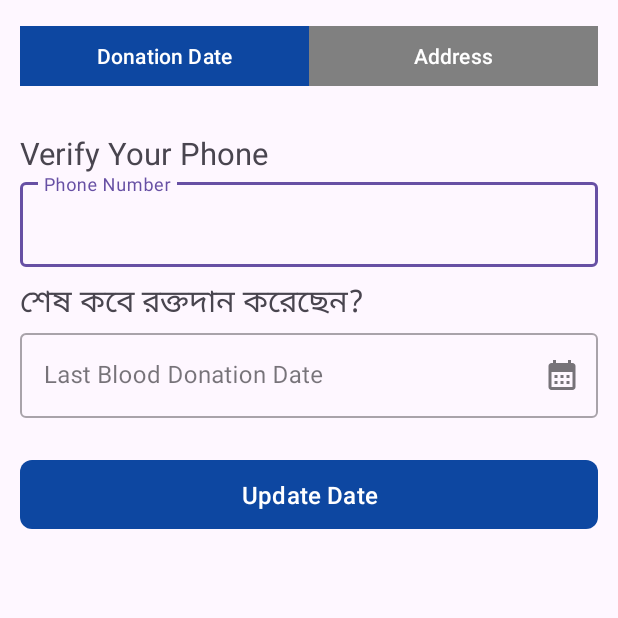
After one commit to SHTSoftware/RaktoDaan-Blood-Donation, an Android app: the UpdateActivity screen opened directly, with no data from a screen before it, on a phone screen of 412 x 824 dp, the top half of it. The commit adds this screen. Run offline under Robolectric (Android 15) with nearby library versions, the phone set to English and light mode, and no system bars; our stand-ins replace sdp/ssp sizes.

Commit message:
Update Info

```diff
--- a/app/src/main/AndroidManifest.xml
+++ b/app/src/main/AndroidManifest.xml
@@ -17,6 +17,9 @@
         android:supportsRtl="true"
         android:theme="@style/Theme.RaktoDaanBloodDonation"
         tools:targetApi="31">
+        <activity
+            android:name=".UpdateActivity"
+            android:exported="false" />
         <activity
             android:name=".WebView"
             android:exported="false" />
--- a/app/src/main/java/com/sht_software/raktodaan_blooddonation/Fragment/DonorFragment.java
+++ b/app/src/main/java/com/sht_software/raktodaan_blooddonation/Fragment/DonorFragment.java
@@ -3,6 +3,7 @@ package com.sht_software.raktodaan_blooddonation.Fragment;
 import static android.view.View.GONE;
 import static android.view.View.VISIBLE;
 
+import android.content.Intent;
 import android.os.Bundle;
 
 import androidx.fragment.app.Fragment;
@@ -20,6 +21,7 @@ import com.android.volley.toolbox.Volley;
 import com.google.android.material.datepicker.MaterialDatePicker;
 import com.google.android.material.textfield.TextInputEditText;
 import com.sht_software.raktodaan_blooddonation.R;
+import com.sht_software.raktodaan_blooddonation.WebView;
 import com.sht_software.raktodaan_blooddonation.databinding.FragmentDonorBinding;
 
 import org.json.JSONException;
@@ -432,6 +434,13 @@ public class DonorFragment extends Fragment {
             }
         });
 
+        binding.privacyPolicy.setOnClickListener(new View.OnClickListener() {
+            @Override
+            public void onClick(View view) {
+                WebView.url = "https://sites.google.com/view/raktadaan-blood-donation";
+                startActivity(new Intent(getActivity(), WebView.class));
+            }
+        });
 
 
 
--- a/app/src/main/java/com/sht_software/raktodaan_blooddonation/Fragment/UpdateInfo.java
+++ b/app/src/main/java/com/sht_software/raktodaan_blooddonation/Fragment/UpdateInfo.java
@@ -1,4 +1,7 @@
 package com.sht_software.raktodaan_blooddonation.Fragment;
+
+import static android.view.View.GONE;
+import static android.view.View.VISIBLE;
 
 import android.content.ActivityNotFoundException;
 import android.content.Context;
@@ -15,6 +18,7 @@ import android.widget.Toast;
 
 import com.sht_software.raktodaan_blooddonation.AboutUs;
 import com.sht_software.raktodaan_blooddonation.R;
+import com.sht_software.raktodaan_blooddonation.UpdateActivity;
 import com.sht_software.raktodaan_blooddonation.WebView;
 import com.sht_software.raktodaan_blooddonation.databinding.FragmentUpdateInfoBinding;
 
@@ -27,6 +31,14 @@ public class UpdateInfo extends Fragment {
                              Bundle savedInstanceState) {
         // Inflate the layout for this fragment
         binding = FragmentUpdateInfoBinding.inflate(inflater, container, false);
+
+        binding.updateInfo.setOnClickListener(new View.OnClickListener() {
+            @Override
+            public void onClick(View view) {
+                startActivity(new Intent(getActivity(), UpdateActivity.class));
+            }
+        });
+
 
         binding.aboutUs.setOnClickListener(new View.OnClickListener() {
             @Override
@@ -71,6 +83,8 @@ public class UpdateInfo extends Fragment {
         });
 
 
+
+
         return binding.getRoot();
     }
 
--- /dev/null
+++ b/app/src/main/java/com/sht_software/raktodaan_blooddonation/UpdateActivity.java
@@ -0,0 +1,69 @@
+package com.sht_software.raktodaan_blooddonation;
+
+import static android.view.View.GONE;
+import static android.view.View.VISIBLE;
+
+import android.os.Bundle;
+import android.view.View;
+
+import androidx.activity.EdgeToEdge;
+import androidx.appcompat.app.AppCompatActivity;
+import androidx.core.content.ContextCompat;
+import androidx.core.graphics.Insets;
+import androidx.core.view.ViewCompat;
+import androidx.core.view.WindowInsetsCompat;
+
+import com.sht_software.raktodaan_blooddonation.databinding.ActivityUpdateBinding;
+
+public class UpdateActivity extends AppCompatActivity {
+
+    public static ActivityUpdateBinding binding;
+
+    @Override
+    protected void onCreate(Bundle savedInstanceState) {
+        super.onCreate(savedInstanceState);
+        EdgeToEdge.enable(this);
+        binding = ActivityUpdateBinding.inflate(getLayoutInflater());
+        setContentView(binding.getRoot());
+        ViewCompat.setOnApplyWindowInsetsListener(findViewById(R.id.main), (v, insets) -> {
+            Insets systemBars = insets.getInsets(WindowInsetsCompat.Type.systemBars());
+            v.setPadding(systemBars.left, systemBars.top, systemBars.right, systemBars.bottom);
+            return insets;
+        });
+
+
+        // Set initial button colors
+        binding.btnDonationDate.setBackgroundColor(ContextCompat.getColor(this, R.color.primary_red));
+        binding.btnAddress.setBackgroundColor(ContextCompat.getColor(this, R.color.gray));
+
+        binding.btnDonationDate.setOnClickListener(new View.OnClickListener() {
+            @Override
+            public void onClick(View v) {
+                // Show donation layout, hide address layout
+                binding.layoutLastDonate.setVisibility(View.VISIBLE);
+                binding.layoutAddress.setVisibility(View.GONE);
+
+                // Update button colors
+                binding.btnDonationDate.setBackgroundColor(ContextCompat.getColor(UpdateActivity.this, R.color.primary_red));
+                binding.btnAddress.setBackgroundColor(ContextCompat.getColor(UpdateActivity.this, R.color.gray));
+            }
+        });
+
+        binding.btnAddress.setOnClickListener(new View.OnClickListener() {
+            @Override
+            public void onClick(View v) {
+                // Show address layout, hide donation layout
+                binding.layoutLastDonate.setVisibility(View.GONE);
+                binding.layoutAddress.setVisibility(View.VISIBLE);
+
+                // Update button colors
+                binding.btnDonationDate.setBackgroundColor(ContextCompat.getColor(UpdateActivity.this, R.color.gray));
+                binding.btnAddress.setBackgroundColor(ContextCompat.getColor(UpdateActivity.this, R.color.primary_red));
+            }
+        });
+
+        // You can also add your other initialization code here
+        // For example, setting up the date picker for lastDonateEditText
+        // or initializing the spinners
+    }
+}
--- /dev/null
+++ b/app/src/main/res/layout/activity_update.xml
@@ -0,0 +1,217 @@
+<?xml version="1.0" encoding="utf-8"?>
+<LinearLayout
+    xmlns:android="http://schemas.android.com/apk/res/android"
+    xmlns:tools="http://schemas.android.com/tools"
+    xmlns:app="http://schemas.android.com/apk/res-auto"
+    android:id="@+id/main"
+    android:layout_width="match_parent"
+    android:layout_height="match_parent"
+    android:orientation="vertical"
+    tools:context=".UpdateActivity"
+    >
+
+    <!-- Button Group to toggle between views -->
+    <LinearLayout
+        android:layout_width="match_parent"
+        android:layout_height="wrap_content"
+        android:orientation="horizontal"
+        android:layout_margin="@dimen/_10sdp"
+        >
+
+        <com.google.android.material.button.MaterialButton
+            android:id="@+id/btnDonationDate"
+            android:layout_width="0dp"
+            android:layout_height="wrap_content"
+            android:layout_weight="1"
+            android:text="Donation Date"
+            app:backgroundTint="@color/primary_red"
+            app:cornerRadius="0dp"
+            android:textAllCaps="false"/>
+
+        <com.google.android.material.button.MaterialButton
+            android:id="@+id/btnAddress"
+            android:layout_width="0dp"
+            android:layout_height="wrap_content"
+            android:layout_weight="1"
+            android:text="Address"
+            app:backgroundTint="@color/gray"
+            app:cornerRadius="0dp"
+            android:textAllCaps="false"/>
+    </LinearLayout>
+
+    <!-- Last Donate Layout -->
+    <LinearLayout
+        android:padding="@dimen/_10sdp"
+        android:id="@+id/layoutLastDonate"
+        android:visibility="visible"
+        android:layout_width="match_parent"
+        android:layout_height="match_parent"
+        android:orientation="vertical">
+
+        <TextView
+            android:layout_width="match_parent"
+            android:layout_height="wrap_content"
+            android:text="Verify Your Phone"
+            android:textSize="@dimen/_16ssp"/>
+
+        <com.google.android.material.textfield.TextInputLayout
+            style="@style/Widget.MaterialComponents.TextInputLayout.OutlinedBox"
+            android:layout_width="match_parent"
+            android:layout_height="wrap_content"
+            android:layout_marginBottom="8dp">
+
+            <com.google.android.material.textfield.TextInputEditText
+                android:id="@+id/edPhone1"
+                android:layout_width="match_parent"
+                android:layout_height="wrap_content"
+                android:hint="Phone Number"
+                android:inputType="phone"/>
+        </com.google.android.material.textfield.TextInputLayout>
+
+        <TextView
+            android:layout_width="match_parent"
+            android:layout_height="wrap_content"
+            android:text="শেষ কবে রক্তদান করেছেন?"
+            android:textSize="@dimen/_16ssp"/>
+
+        <com.google.android.material.textfield.TextInputLayout
+            android:id="@+id/lastDonateInputLayout"
+            style="@style/Widget.MaterialComponents.TextInputLayout.OutlinedBox"
+            android:layout_width="match_parent"
+            android:layout_height="wrap_content"
+            android:layout_marginBottom="8dp"
+            app:endIconMode="custom"
+            app:endIconDrawable="@drawable/ic_calendar"
+            app:endIconContentDescription="@string/calendar_content_desc">
+
+            <com.google.android.material.textfield.TextInputEditText
+                android:id="@+id/lastDonateEditText"
+                android:layout_width="match_parent"
+                android:layout_height="wrap_content"
+                android:hint="Last Blood Donation Date"
+                android:inputType="none"
+                android:focusable="false"
+                android:clickable="true"/>
+        </com.google.android.material.textfield.TextInputLayout>
+
+        <com.google.android.material.button.MaterialButton
+            android:id="@+id/button"
+            android:layout_width="match_parent"
+            android:layout_height="wrap_content"
+            android:layout_marginTop="16dp"
+            android:text="Update Date"
+            android:textColor="@color/white"
+            app:backgroundTint="@color/primary_red"
+            app:cornerRadius="8dp"
+            android:textAllCaps="false"
+            android:textSize="16sp"
+            android:padding="12dp"/>
+    </LinearLayout>
+
+    <!-- Address Layout -->
+    <LinearLayout
+        android:layout_margin="@dimen/_10sdp"
+        android:id="@+id/layoutAddress"
+        android:visibility="gone"
+        android:layout_width="match_parent"
+        android:layout_height="match_parent"
+        android:orientation="vertical">
+
+        <TextView
+            android:layout_width="match_parent"
+            android:layout_height="wrap_content"
+            android:text="Verify Your Phone"
+            android:textSize="@dimen/_16ssp"/>
+
+        <com.google.android.material.textfield.TextInputLayout
+            style="@style/Widget.MaterialComponents.TextInputLayout.OutlinedBox"
+            android:layout_width="match_parent"
+            android:layout_height="wrap_content"
+            android:layout_marginBottom="8dp">
+
+            <com.google.android.material.textfield.TextInputEditText
+                android:id="@+id/phoneNumberEditText"
+                android:layout_width="match_parent"
+                android:layout_height="wrap_content"
+                android:hint="Phone Number"
+                android:inputType="phone"/>
+        </com.google.android.material.textfield.TextInputLayout>
+
+        <TextView
+            android:layout_width="wrap_content"
+            android:layout_height="wrap_content"
+            android:text="Select Division"
+            android:textStyle="bold"
+            android:paddingBottom="4dp"
+            android:textSize="16sp"/>
+
+        <Spinner
+            android:padding="5dp"
+            android:id="@+id/spinnerDivision"
+            android:layout_width="match_parent"
+            android:layout_height="wrap_content"
+            android:background="@drawable/spinner_background"
+            android:spinnerMode="dropdown"
+            android:dropDownVerticalOffset="10dp"/>
+
+        <TextView
+            android:layout_width="wrap_content"
+            android:layout_height="wrap_content"
+            android:text="Select District"
+            android:textStyle="bold"
+            android:paddingBottom="4dp"
+            android:textSize="16sp"/>
+
+        <Spinner
+            android:padding="5dp"
+            android:id="@+id/spinnerDistrict"
+            android:layout_width="match_parent"
+            android:layout_height="wrap_content"
+            android:background="@drawable/spinner_background"
+            android:spinnerMode="dropdown"
+            android:dropDownVerticalOffset="10dp"/>
+
+        <TextView
+            android:layout_width="wrap_content"
+            android:layout_height="wrap_content"
+            android:text="Select Upazila"
+            android:textStyle="bold"
+            android:paddingBottom="4dp"
+            android:textSize="16sp"/>
+
+        <Spinner
+            android:padding="5dp"
+            android:id="@+id/spinnerUpazila"
+            android:layout_width="match_parent"
+            android:layout_height="wrap_content"
+            android:background="@drawable/spinner_background"
+            android:spinnerMode="dropdown"
+            android:dropDownVerticalOffset="10dp"/>
+
+        <com.google.android.material.textfield.TextInputLayout
+            style="@style/Widget.MaterialComponents.TextInputLayout.OutlinedBox"
+            android:layout_width="match_parent"
+            android:layout_height="wrap_content"
+            android:layout_marginBottom="8dp">
+
+            <com.google.android.material.textfield.TextInputEditText
+                android:id="@+id/areaVillageEditText"
+                android:layout_width="match_parent"
+                android:layout_height="wrap_content"
+                android:hint="Area / Village"/>
+        </com.google.android.material.textfield.TextInputLayout>
+
+        <com.google.android.material.button.MaterialButton
+            android:id="@+id/updateAddress"
+            android:layout_width="match_parent"
+            android:layout_height="wrap_content"
+            android:layout_marginTop="16dp"
+            android:text="Update Address"
+            android:textColor="@color/white"
+            app:backgroundTint="@color/primary_red"
+            app:cornerRadius="8dp"
+            android:textAllCaps="false"
+            android:textSize="16sp"
+            android:padding="12dp"/>
+    </LinearLayout>
+</LinearLayout>
--- a/app/src/main/res/layout/fragment_donor.xml
+++ b/app/src/main/res/layout/fragment_donor.xml
@@ -102,7 +102,7 @@
                     android:id="@+id/lastDonateEditText"
                     android:layout_width="match_parent"
                     android:layout_height="wrap_content"
-                    android:hint="Last Donate"
+                    android:hint="Last Blood Donation Date"
                     android:inputType="none"
                     android:focusable="false"
                     android:clickable="true"/>
@@ -210,11 +210,21 @@
             <TextView
                 android:layout_width="match_parent"
                 android:layout_height="wrap_content"
-                android:text="By registering, you agree to our Terms and Privacy Policy"
+                android:text="By registering, you agree to our"
                 android:textSize="12sp"
                 android:textColor="@color/dark_gray"
                 android:gravity="center"
                 android:layout_marginTop="16dp"/>
+
+            <TextView
+                android:id="@+id/privacyPolicy"
+                android:layout_width="match_parent"
+                android:layout_height="wrap_content"
+                android:text="Privacy Policy"
+                android:textSize="12sp"
+                android:textColor="@color/dark_gray"
+                android:gravity="center"/>
+
         </LinearLayout>
 
     </ScrollView>
--- a/app/src/main/res/layout/fragment_update_info.xml
+++ b/app/src/main/res/layout/fragment_update_info.xml
@@ -15,23 +15,10 @@
         >
         <com.google.android.material.button.MaterialButton
             android:padding="20dp"
-            android:id="@+id/updateLastDonationDate"
+            android:id="@+id/updateInfo"
             android:layout_width="match_parent"
             android:layout_height="wrap_content"
-            android:text="Update Last Donation Date"
-            android:textColor="@color/white"
-            app:backgroundTint="@color/primary_red"
-            app:cornerRadius="8dp"
-            android:textAllCaps="false"
-            android:textSize="16sp"
-            />
-
-        <com.google.android.material.button.MaterialButton
-            android:padding="20dp"
-            android:id="@+id/updateAddress"
-            android:layout_width="match_parent"
-            android:layout_height="wrap_content"
-            android:text="Update Address"
+            android:text="Update Info"
             android:textColor="@color/white"
             app:backgroundTint="@color/primary_red"
             app:cornerRadius="8dp"
--- a/app/src/main/res/values/colors.xml
+++ b/app/src/main/res/values/colors.xml
@@ -61,4 +61,6 @@
     <color name="bg_card">#FFFFFF</color>
     <color name="divider">#E0E0E0</color>
 
+    <color name="gray">#808080</color> <!-- or your actual gray color -->
+
 </resources>
```
